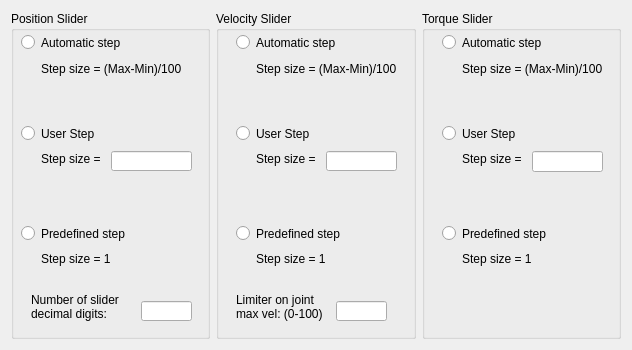
robotology/yarp, file src/guis/yarpmotorgui/sliderOptions.ui: the form before one commit.
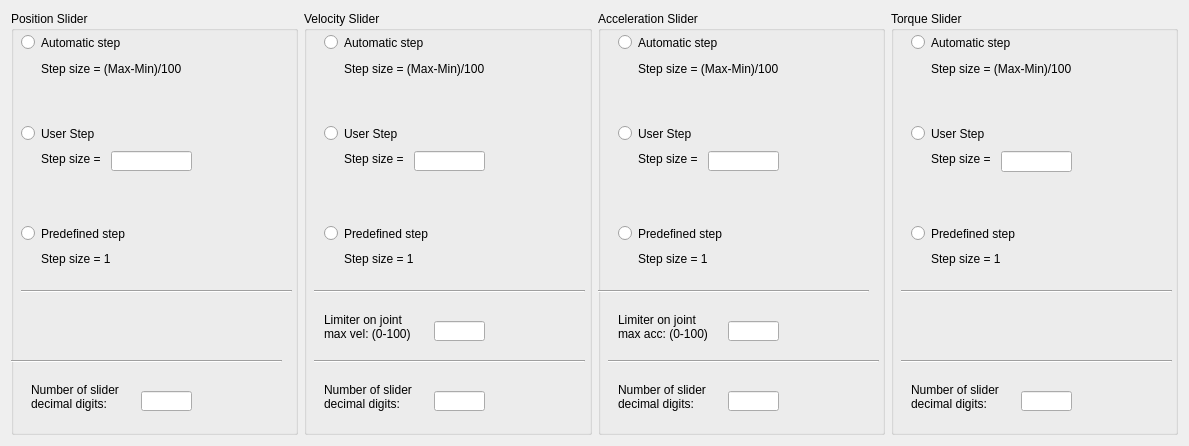
The form after the commit.

Commit message: yarpmotorgui completed implementation of IVelocityDIrect improved slider options

```diff
--- a/src/guis/yarpmotorgui/sliderOptions.ui
+++ b/src/guis/yarpmotorgui/sliderOptions.ui
@@ -6,8 +6,8 @@
    <rect>
     <x>0</x>
     <y>0</y>
-    <width>632</width>
-    <height>350</height>
+    <width>1189</width>
+    <height>446</height>
    </rect>
   </property>
   <property name="windowTitle">
@@ -111,7 +111,7 @@
       <property name="geometry">
        <rect>
         <x>20</x>
-        <y>270</y>
+        <y>360</y>
         <width>101</width>
         <height>51</height>
        </rect>
@@ -127,12 +127,38 @@
       <property name="geometry">
        <rect>
         <x>130</x>
-        <y>290</y>
+        <y>380</y>
         <width>51</width>
         <height>20</height>
        </rect>
       </property>
      </widget>
+     <widget class="Line" name="line">
+      <property name="geometry">
+       <rect>
+        <x>10</x>
+        <y>270</y>
+        <width>271</width>
+        <height>20</height>
+       </rect>
+      </property>
+      <property name="orientation">
+       <enum>Qt::Horizontal</enum>
+      </property>
+     </widget>
+     <widget class="Line" name="line_8">
+      <property name="geometry">
+       <rect>
+        <x>0</x>
+        <y>340</y>
+        <width>271</width>
+        <height>20</height>
+       </rect>
+      </property>
+      <property name="orientation">
+       <enum>Qt::Horizontal</enum>
+      </property>
+     </widget>
     </widget>
    </item>
    <item>
@@ -231,8 +257,8 @@
      <widget class="QLineEdit" name="vel_limiter">
       <property name="geometry">
        <rect>
-        <x>120</x>
-        <y>290</y>
+        <x>130</x>
+        <y>310</y>
         <width>51</width>
         <height>20</height>
        </rect>
@@ -242,7 +268,7 @@
       <property name="geometry">
        <rect>
         <x>20</x>
-        <y>280</y>
+        <y>300</y>
         <width>101</width>
         <height>31</height>
        </rect>
@@ -252,6 +278,229 @@
 max vel: (0-100)</string>
       </property>
      </widget>
+     <widget class="QLabel" name="label_16">
+      <property name="geometry">
+       <rect>
+        <x>20</x>
+        <y>360</y>
+        <width>101</width>
+        <height>51</height>
+       </rect>
+      </property>
+      <property name="text">
+       <string>Number of slider decimal digits:</string>
+      </property>
+      <property name="wordWrap">
+       <bool>true</bool>
+      </property>
+     </widget>
+     <widget class="QLineEdit" name="vel_decimal_digits">
+      <property name="geometry">
+       <rect>
+        <x>130</x>
+        <y>380</y>
+        <width>51</width>
+        <height>20</height>
+       </rect>
+      </property>
+     </widget>
+     <widget class="Line" name="line_2">
+      <property name="geometry">
+       <rect>
+        <x>10</x>
+        <y>270</y>
+        <width>271</width>
+        <height>20</height>
+       </rect>
+      </property>
+      <property name="orientation">
+       <enum>Qt::Horizontal</enum>
+      </property>
+     </widget>
+     <widget class="Line" name="line_7">
+      <property name="geometry">
+       <rect>
+        <x>10</x>
+        <y>340</y>
+        <width>271</width>
+        <height>20</height>
+       </rect>
+      </property>
+      <property name="orientation">
+       <enum>Qt::Horizontal</enum>
+      </property>
+     </widget>
+    </widget>
+   </item>
+   <item>
+    <widget class="QGroupBox" name="groupBox_4">
+     <property name="title">
+      <string>Acceleration Slider</string>
+     </property>
+     <widget class="QRadioButton" name="radio_acc_auto">
+      <property name="geometry">
+       <rect>
+        <x>20</x>
+        <y>23</y>
+        <width>121</width>
+        <height>17</height>
+       </rect>
+      </property>
+      <property name="text">
+       <string>Automatic step</string>
+      </property>
+     </widget>
+     <widget class="QLabel" name="label_12">
+      <property name="geometry">
+       <rect>
+        <x>40</x>
+        <y>240</y>
+        <width>141</width>
+        <height>16</height>
+       </rect>
+      </property>
+      <property name="text">
+       <string>Step size = 1</string>
+      </property>
+     </widget>
+     <widget class="QRadioButton" name="radio_acc_user">
+      <property name="geometry">
+       <rect>
+        <x>20</x>
+        <y>114</y>
+        <width>151</width>
+        <height>17</height>
+       </rect>
+      </property>
+      <property name="text">
+       <string>User Step</string>
+      </property>
+     </widget>
+     <widget class="QLabel" name="label_13">
+      <property name="geometry">
+       <rect>
+        <x>40</x>
+        <y>140</y>
+        <width>61</width>
+        <height>16</height>
+       </rect>
+      </property>
+      <property name="text">
+       <string>Step size =</string>
+      </property>
+     </widget>
+     <widget class="QRadioButton" name="radio_acc_one">
+      <property name="geometry">
+       <rect>
+        <x>20</x>
+        <y>214</y>
+        <width>131</width>
+        <height>17</height>
+       </rect>
+      </property>
+      <property name="text">
+       <string>Predefined step</string>
+      </property>
+     </widget>
+     <widget class="QLabel" name="label_14">
+      <property name="geometry">
+       <rect>
+        <x>40</x>
+        <y>50</y>
+        <width>161</width>
+        <height>16</height>
+       </rect>
+      </property>
+      <property name="text">
+       <string>Step size = (Max-Min)/100</string>
+      </property>
+     </widget>
+     <widget class="QLineEdit" name="acc_step">
+      <property name="geometry">
+       <rect>
+        <x>110</x>
+        <y>140</y>
+        <width>71</width>
+        <height>20</height>
+       </rect>
+      </property>
+     </widget>
+     <widget class="QLineEdit" name="acc_limiter">
+      <property name="geometry">
+       <rect>
+        <x>130</x>
+        <y>310</y>
+        <width>51</width>
+        <height>20</height>
+       </rect>
+      </property>
+     </widget>
+     <widget class="QLabel" name="label_15">
+      <property name="geometry">
+       <rect>
+        <x>20</x>
+        <y>300</y>
+        <width>101</width>
+        <height>31</height>
+       </rect>
+      </property>
+      <property name="text">
+       <string>Limiter on joint
+max acc: (0-100)</string>
+      </property>
+     </widget>
+     <widget class="QLabel" name="label_17">
+      <property name="geometry">
+       <rect>
+        <x>20</x>
+        <y>360</y>
+        <width>101</width>
+        <height>51</height>
+       </rect>
+      </property>
+      <property name="text">
+       <string>Number of slider decimal digits:</string>
+      </property>
+      <property name="wordWrap">
+       <bool>true</bool>
+      </property>
+     </widget>
+     <widget class="QLineEdit" name="acc_decimal_digits">
+      <property name="geometry">
+       <rect>
+        <x>130</x>
+        <y>380</y>
+        <width>51</width>
+        <height>20</height>
+       </rect>
+      </property>
+     </widget>
+     <widget class="Line" name="line_3">
+      <property name="geometry">
+       <rect>
+        <x>0</x>
+        <y>270</y>
+        <width>271</width>
+        <height>20</height>
+       </rect>
+      </property>
+      <property name="orientation">
+       <enum>Qt::Horizontal</enum>
+      </property>
+     </widget>
+     <widget class="Line" name="line_6">
+      <property name="geometry">
+       <rect>
+        <x>10</x>
+        <y>340</y>
+        <width>271</width>
+        <height>20</height>
+       </rect>
+      </property>
+      <property name="orientation">
+       <enum>Qt::Horizontal</enum>
+      </property>
+     </widget>
     </widget>
    </item>
    <item>
@@ -347,6 +596,58 @@
        </rect>
       </property>
      </widget>
+     <widget class="QLineEdit" name="trq_decimal_digits">
+      <property name="geometry">
+       <rect>
+        <x>130</x>
+        <y>380</y>
+        <width>51</width>
+        <height>20</height>
+       </rect>
+      </property>
+     </widget>
+     <widget class="QLabel" name="label_18">
+      <property name="geometry">
+       <rect>
+        <x>20</x>
+        <y>360</y>
+        <width>101</width>
+        <height>51</height>
+       </rect>
+      </property>
+      <property name="text">
+       <string>Number of slider decimal digits:</string>
+      </property>
+      <property name="wordWrap">
+       <bool>true</bool>
+      </property>
+     </widget>
+     <widget class="Line" name="line_4">
+      <property name="geometry">
+       <rect>
+        <x>10</x>
+        <y>270</y>
+        <width>271</width>
+        <height>20</height>
+       </rect>
+      </property>
+      <property name="orientation">
+       <enum>Qt::Horizontal</enum>
+      </property>
+     </widget>
+     <widget class="Line" name="line_5">
+      <property name="geometry">
+       <rect>
+        <x>10</x>
+        <y>340</y>
+        <width>271</width>
+        <height>20</height>
+       </rect>
+      </property>
+      <property name="orientation">
+       <enum>Qt::Horizontal</enum>
+      </property>
+     </widget>
     </widget>
    </item>
   </layout>
```
The commit also changes 10 other files.
